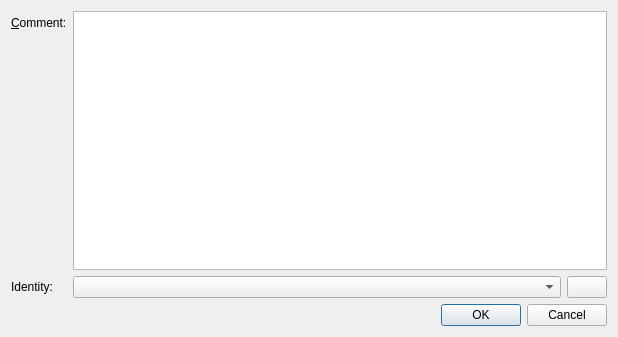
Above: src/Dialogs/commitdialog.ui from pasbi/CAN before the change. Below: the same form after it.
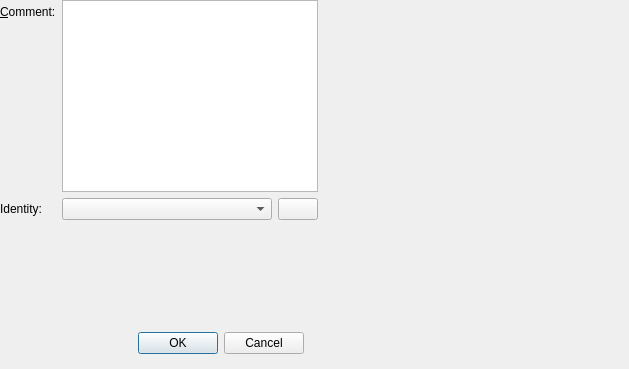
That is the form after the change. Icons and pictures are not drawn.

Diff of the .ui file:
```diff
--- a/src/Dialogs/commitdialog.ui
+++ b/src/Dialogs/commitdialog.ui
@@ -6,15 +6,33 @@
    <rect>
     <x>0</x>
     <y>0</y>
-    <width>618</width>
-    <height>337</height>
+    <width>629</width>
+    <height>369</height>
    </rect>
   </property>
   <property name="windowTitle">
    <string>Dialog</string>
   </property>
-  <layout class="QVBoxLayout" name="verticalLayout">
-   <item>
+  <widget class="QDialogButtonBox" name="buttonBox">
+   <property name="geometry">
+    <rect>
+     <x>128</x>
+     <y>330</y>
+     <width>176</width>
+     <height>27</height>
+    </rect>
+   </property>
+   <property name="toolTip">
+    <string>Ok is enbled when a valid identity is choosen and comment is not empty.</string>
+   </property>
+   <property name="orientation">
+    <enum>Qt::Horizontal</enum>
+   </property>
+   <property name="standardButtons">
+    <set>QDialogButtonBox::Cancel|QDialogButtonBox::Ok</set>
+   </property>
+  </widget>
+  <widget class="QWidget" name="">
     <layout class="QFormLayout" name="formLayout">
      <item row="0" column="0">
       <widget class="QLabel" name="label">
@@ -75,21 +93,7 @@
       </layout>
      </item>
     </layout>
-   </item>
-   <item>
-    <widget class="QDialogButtonBox" name="buttonBox">
-     <property name="toolTip">
-      <string>Ok is enbled when a valid identity is choosen and comment is not empty.</string>
-     </property>
-     <property name="orientation">
-      <enum>Qt::Horizontal</enum>
-     </property>
-     <property name="standardButtons">
-      <set>QDialogButtonBox::Cancel|QDialogButtonBox::Ok</set>
-     </property>
-    </widget>
-   </item>
-  </layout>
+  </widget>
  </widget>
  <resources>
   <include location="../ressources.qrc"/>
```
Lines whose indentation alone changed are shown as unchanged.
